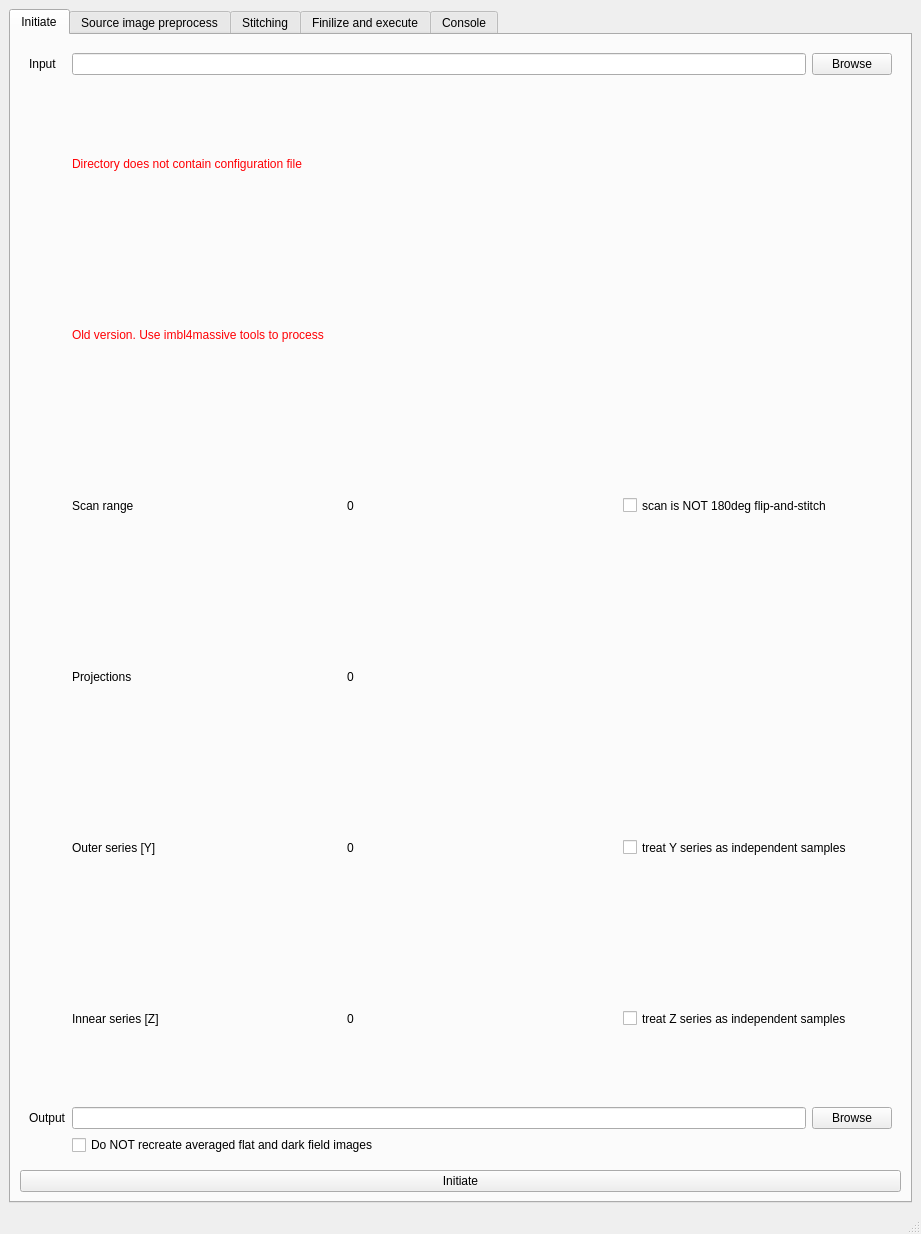
AustralianSynchrotron/imblproc, file share/imbl-ui.ui: the form before one commit.
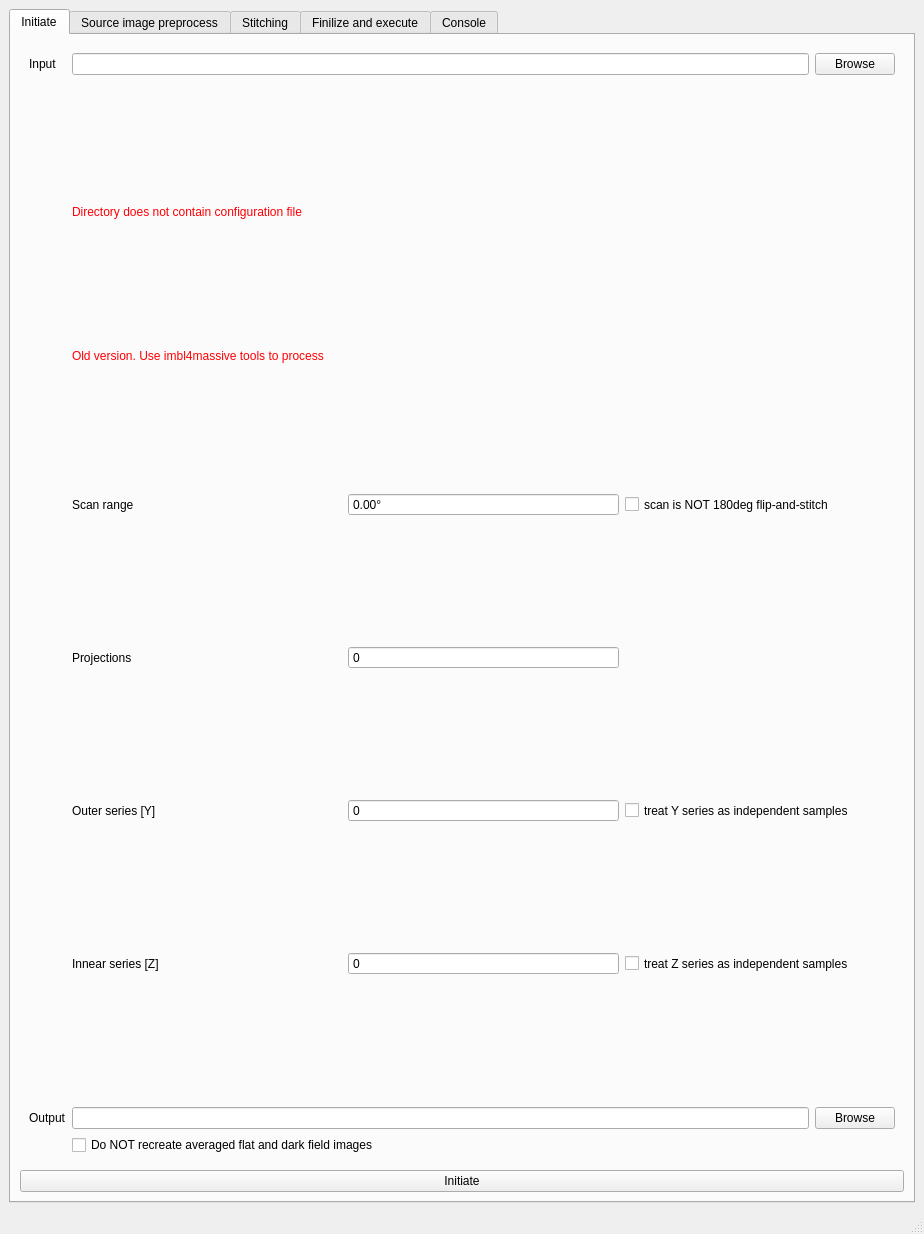
The form after the commit. The open tabs and pages were chosen to show the change.

Diff of the .ui file:
```diff
--- a/share/imbl-ui.ui
+++ b/share/imbl-ui.ui
@@ -6,7 +6,7 @@
    <rect>
     <x>0</x>
     <y>0</y>
-    <width>921</width>
+    <width>924</width>
     <height>1234</height>
    </rect>
   </property>
@@ -78,13 +78,6 @@
                </property>
               </widget>
              </item>
-             <item row="4" column="1">
-              <widget class="QLabel" name="ys">
-               <property name="text">
-                <string>0</string>
-               </property>
-              </widget>
-             </item>
              <item row="5" column="0">
               <widget class="QLabel" name="zlabel">
                <property name="text">
@@ -108,6 +101,12 @@
              </item>
              <item row="0" column="0" colspan="3">
               <widget class="QLabel" name="noConfigLabel">
+               <property name="sizePolicy">
+                <sizepolicy hsizetype="Preferred" vsizetype="Fixed">
+                 <horstretch>0</horstretch>
+                 <verstretch>0</verstretch>
+                </sizepolicy>
+               </property>
                <property name="styleSheet">
                 <string notr="true">color: rgb(255, 0, 4);</string>
                </property>
@@ -129,20 +128,6 @@
                </property>
               </widget>
              </item>
-             <item row="5" column="1">
-              <widget class="QLabel" name="zs">
-               <property name="text">
-                <string>0</string>
-               </property>
-              </widget>
-             </item>
-             <item row="3" column="1">
-              <widget class="QLabel" name="projections">
-               <property name="text">
-                <string>0</string>
-               </property>
-              </widget>
-             </item>
              <item row="5" column="2">
               <widget class="QCheckBox" name="zIndependent">
                <property name="sizePolicy">
@@ -169,15 +154,14 @@
                </property>
               </widget>
              </item>
-             <item row="2" column="1">
-              <widget class="QLabel" name="scanRange">
-               <property name="text">
-                <string>0</string>
-               </property>
-              </widget>
-             </item>
              <item row="1" column="0" colspan="3">
               <widget class="QLabel" name="oldConfigLabel">
+               <property name="sizePolicy">
+                <sizepolicy hsizetype="Preferred" vsizetype="Fixed">
+                 <horstretch>0</horstretch>
+                 <verstretch>0</verstretch>
+                </sizepolicy>
+               </property>
                <property name="styleSheet">
                 <string notr="true">color: rgb(255, 0, 4);</string>
                </property>
@@ -186,6 +170,61 @@
                </property>
               </widget>
              </item>
+             <item row="2" column="1">
+              <widget class="QDoubleSpinBox" name="scanRange">
+               <property name="readOnly">
+                <bool>true</bool>
+               </property>
+               <property name="buttonSymbols">
+                <enum>QAbstractSpinBox::NoButtons</enum>
+               </property>
+               <property name="suffix">
+                <string>°</string>
+               </property>
+               <property name="maximum">
+                <double>3600.000000000000000</double>
+               </property>
+              </widget>
+             </item>
+             <item row="3" column="1">
+              <widget class="QSpinBox" name="projections">
+               <property name="readOnly">
+                <bool>true</bool>
+               </property>
+               <property name="buttonSymbols">
+                <enum>QAbstractSpinBox::NoButtons</enum>
+               </property>
+               <property name="maximum">
+                <number>36000</number>
+               </property>
+              </widget>
+             </item>
+             <item row="5" column="1">
+              <widget class="QSpinBox" name="zs">
+               <property name="readOnly">
+                <bool>true</bool>
+               </property>
+               <property name="buttonSymbols">
+                <enum>QAbstractSpinBox::NoButtons</enum>
+               </property>
+               <property name="maximum">
+                <number>999</number>
+               </property>
+              </widget>
+             </item>
+             <item row="4" column="1">
+              <widget class="QSpinBox" name="ys">
+               <property name="readOnly">
+                <bool>true</bool>
+               </property>
+               <property name="buttonSymbols">
+                <enum>QAbstractSpinBox::NoButtons</enum>
+               </property>
+               <property name="maximum">
+                <number>999</number>
+               </property>
+              </widget>
+             </item>
             </layout>
            </item>
           </layout>
```
Left out of the diff: 115 changed lines with no effect on the pictures. Lines whose indentation alone changed are shown as unchanged.
